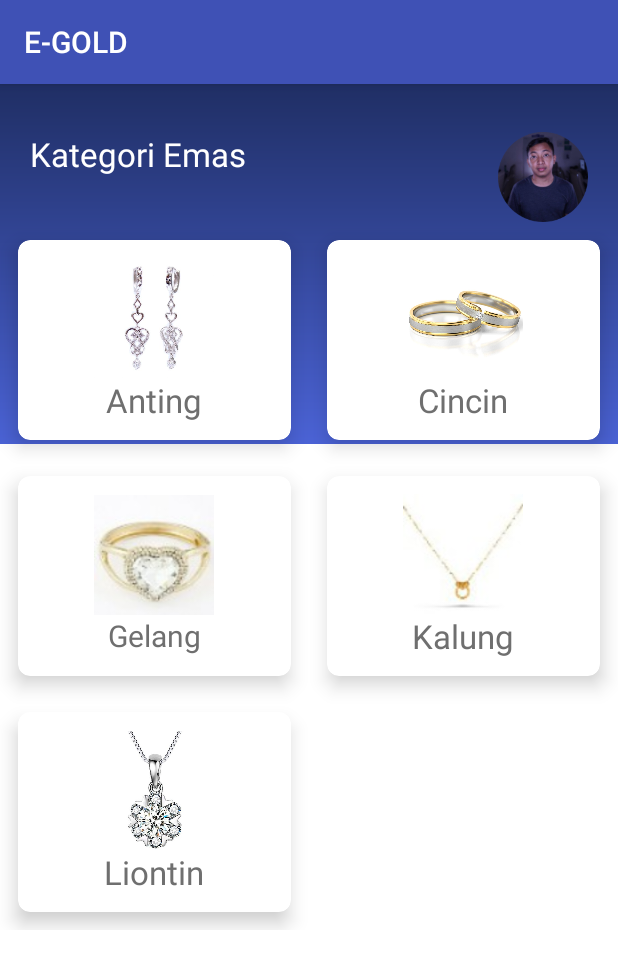
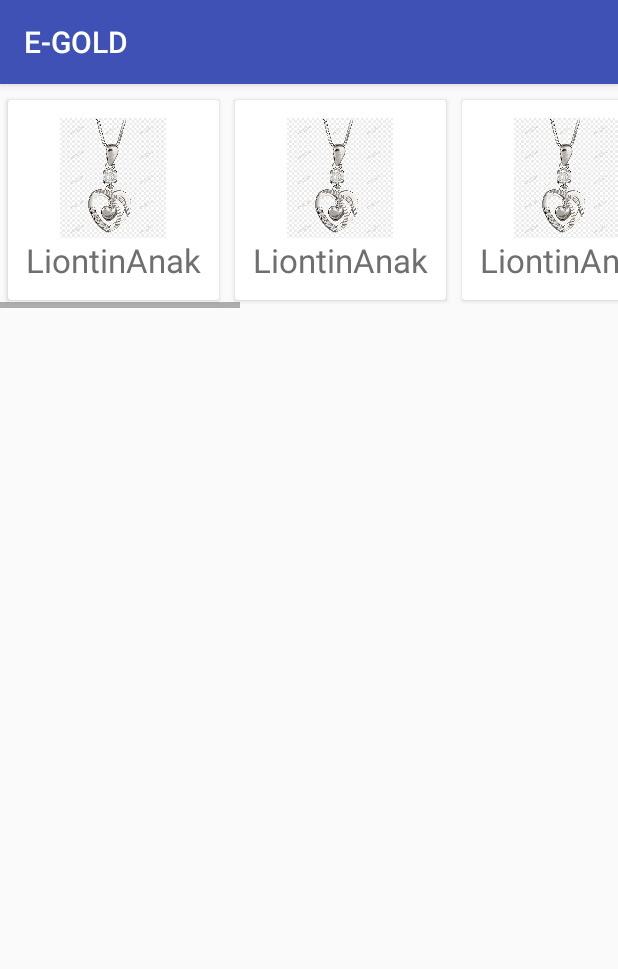
Before and after one commit to Whydandrian/kelompok-satu, an Android app: the screen it shows after launch (menukategori before the commit, home after it), after a tap on "LOG IN", on a phone screen of 412 x 824 dp. Shown: the top 969 px of the screen. Run offline under Robolectric (Android 15) with nearby library versions, the phone set to English and light mode, and no system bars.

Commit message:
Add halaman home
menambahkan halaman home dan menambahkal vertical scrollview.

```diff
--- a/android/EGOLD/app/src/main/AndroidManifest.xml
+++ b/android/EGOLD/app/src/main/AndroidManifest.xml
@@ -11,7 +11,8 @@
         android:roundIcon="@mipmap/ic_launcher_round"
         android:supportsRtl="true"
         android:theme="@style/AppTheme">
-        <activity android:name=".menukategori"></activity>
+        <activity android:name=".home"></activity>
+        <activity android:name=".menukategori" />
         <activity android:name=".liontin" />
         <activity android:name=".anting" />
         <activity android:name=".gelang" />
--- a/android/EGOLD/app/src/main/java/com/example/e_gold/MainActivity.java
+++ b/android/EGOLD/app/src/main/java/com/example/e_gold/MainActivity.java
@@ -24,7 +24,7 @@ public class MainActivity extends AppCompatActivity {
         btn_login.setOnClickListener(new View.OnClickListener() {
             @Override
             public void onClick(View v) {
-                Intent iLogin = new Intent(getApplicationContext(), menukategori.class);
+                Intent iLogin = new Intent(getApplicationContext(), home.class);
                 startActivity(iLogin);
             }
         });
--- /dev/null
+++ b/android/EGOLD/app/src/main/java/com/example/e_gold/home.java
@@ -0,0 +1,13 @@
+package com.example.e_gold;
+
+import android.support.v7.app.AppCompatActivity;
+import android.os.Bundle;
+
+public class home extends AppCompatActivity {
+
+    @Override
+    protected void onCreate(Bundle savedInstanceState) {
+        super.onCreate(savedInstanceState);
+        setContentView(R.layout.activity_home);
+    }
+}
--- /dev/null
+++ b/android/EGOLD/app/src/main/res/layout/activity_home.xml
@@ -0,0 +1,228 @@
+<?xml version="1.0" encoding="utf-8"?>
+<HorizontalScrollView xmlns:android="http://schemas.android.com/apk/res/android"
+    android:layout_width="match_parent"
+    android:layout_height="wrap_content"
+    android:fillViewport="true">
+    <LinearLayout xmlns:android="http://schemas.android.com/apk/res/android"
+        android:orientation="horizontal" android:layout_width="match_parent"
+        android:layout_height="match_parent"
+        android:layout_marginTop="5dp">
+        <android.support.v7.widget.CardView
+            android:layout_margin="5dp"
+            android:layout_rowWeight="1"
+            android:layout_columnWeight="1"
+            android:layout_width="wrap_content"
+            android:layout_height="wrap_content"
+            >
+
+            <LinearLayout
+                android:padding="12dp"
+                android:gravity="center"
+                android:layout_gravity="center"
+                android:orientation="vertical"
+                android:layout_width="match_parent"
+                android:layout_height="match_parent">
+
+                <ImageView
+                    android:src="@drawable/liontin5"
+                    android:layout_width="80dp"
+                    android:layout_height="80dp" />
+
+                <TextView
+                    android:layout_width="wrap_content"
+                    android:layout_height="wrap_content"
+                    android:text="LiontinAnak"
+                    android:textColor="#6f6f6f"
+                    android:textSize="22sp" />
+
+            </LinearLayout>
+
+        </android.support.v7.widget.CardView>
+        <android.support.v7.widget.CardView
+            android:layout_margin="5dp"
+            android:layout_rowWeight="1"
+            android:layout_columnWeight="1"
+            android:layout_width="wrap_content"
+            android:layout_height="wrap_content"
+            >
+
+            <LinearLayout
+                android:padding="12dp"
+                android:gravity="center"
+                android:layout_gravity="center"
+                android:orientation="vertical"
+                android:layout_width="match_parent"
+                android:layout_height="match_parent">
+
+                <ImageView
+                    android:src="@drawable/liontin5"
+                    android:layout_width="80dp"
+                    android:layout_height="80dp" />
+
+                <TextView
+                    android:layout_width="wrap_content"
+                    android:layout_height="wrap_content"
+                    android:text="LiontinAnak"
+                    android:textColor="#6f6f6f"
+                    android:textSize="22sp" />
+
+            </LinearLayout>
+
+        </android.support.v7.widget.CardView>
+        <android.support.v7.widget.CardView
+            android:layout_margin="5dp"
+            android:layout_rowWeight="1"
+            android:layout_columnWeight="1"
+            android:layout_width="wrap_content"
+            android:layout_height="wrap_content"
+            >
+
+            <LinearLayout
+                android:padding="12dp"
+                android:gravity="center"
+                android:layout_gravity="center"
+                android:orientation="vertical"
+                android:layout_width="match_parent"
+                android:layout_height="match_parent">
+
+                <ImageView
+                    android:src="@drawable/liontin5"
+                    android:layout_width="80dp"
+                    android:layout_height="80dp" />
+
+                <TextView
+                    android:layout_width="wrap_content"
+                    android:layout_height="wrap_content"
+                    android:text="LiontinAnak"
+                    android:textColor="#6f6f6f"
+                    android:textSize="22sp" />
+
+            </LinearLayout>
+
+        </android.support.v7.widget.CardView>
+        <android.support.v7.widget.CardView
+            android:layout_margin="5dp"
+            android:layout_rowWeight="1"
+            android:layout_columnWeight="1"
+            android:layout_width="wrap_content"
+            android:layout_height="wrap_content"
+            >
+
+            <LinearLayout
+                android:padding="12dp"
+                android:gravity="center"
+                android:layout_gravity="center"
+                android:orientation="vertical"
+                android:layout_width="match_parent"
+                android:layout_height="match_parent">
+
+                <ImageView
+                    android:src="@drawable/liontin5"
+                    android:layout_width="80dp"
+                    android:layout_height="80dp" />
+
+                <TextView
+                    android:layout_width="wrap_content"
+                    android:layout_height="wrap_content"
+                    android:text="LiontinAnak"
+                    android:textColor="#6f6f6f"
+                    android:textSize="22sp" />
+
+            </LinearLayout>
+
+        </android.support.v7.widget.CardView>
+        <android.support.v7.widget.CardView
+            android:layout_margin="5dp"
+            android:layout_rowWeight="1"
+            android:layout_columnWeight="1"
+            android:layout_width="wrap_content"
+            android:layout_height="wrap_content"
+            >
+
+            <LinearLayout
+                android:padding="12dp"
+                android:gravity="center"
+                android:layout_gravity="center"
+                android:orientation="vertical"
+                android:layout_width="match_parent"
+                android:layout_height="match_parent">
+
+                <ImageView
+                    android:src="@drawable/liontin5"
+                    android:layout_width="80dp"
+                    android:layout_height="80dp" />
+
+                <TextView
+                    android:layout_width="wrap_content"
+                    android:layout_height="wrap_content"
+                    android:text="LiontinAnak"
+                    android:textColor="#6f6f6f"
+                    android:textSize="22sp" />
+
+            </LinearLayout>
+
+        </android.support.v7.widget.CardView>
+        <android.support.v7.widget.CardView
+            android:layout_margin="5dp"
+            android:layout_rowWeight="1"
+            android:layout_columnWeight="1"
+            android:layout_width="wrap_content"
+            android:layout_height="wrap_content"
+            >
+
+            <LinearLayout
+                android:padding="12dp"
+                android:gravity="center"
+                android:layout_gravity="center"
+                android:orientation="vertical"
+                android:layout_width="match_parent"
+                android:layout_height="match_parent">
+
+                <ImageView
+                    android:src="@drawable/liontin5"
+                    android:layout_width="80dp"
+                    android:layout_height="80dp" />
+
+                <TextView
+                    android:layout_width="wrap_content"
+                    android:layout_height="wrap_content"
+                    android:text="LiontinAnak"
+                    android:textColor="#6f6f6f"
+                    android:textSize="22sp" />
+
+            </LinearLayout>
+
+        </android.support.v7.widget.CardView>
+        <android.support.v7.widget.CardView
+            android:layout_margin="5dp"
+            android:layout_rowWeight="1"
+            android:layout_columnWeight="1"
+            android:layout_width="wrap_content"
+            android:layout_height="wrap_content"
+            >
+
+            <LinearLayout
+                android:padding="12dp"
+                android:gravity="center"
+                android:layout_gravity="center"
+                android:orientation="vertical"
+                android:layout_width="match_parent"
+                android:layout_height="match_parent">
+
+                <ImageView
+                    android:src="@drawable/liontin5"
+                    android:layout_width="80dp"
+                    android:layout_height="80dp" />
+
+                <TextView
+                    android:layout_width="wrap_content"
+                    android:layout_height="wrap_content"
+                    android:text="LiontinAnak"
+                    android:textColor="#6f6f6f"
+                    android:textSize="22sp" />
+
+            </LinearLayout>
+
+        </android.support.v7.widget.CardView>
+    </LinearLayout>
+</HorizontalScrollView>
```
